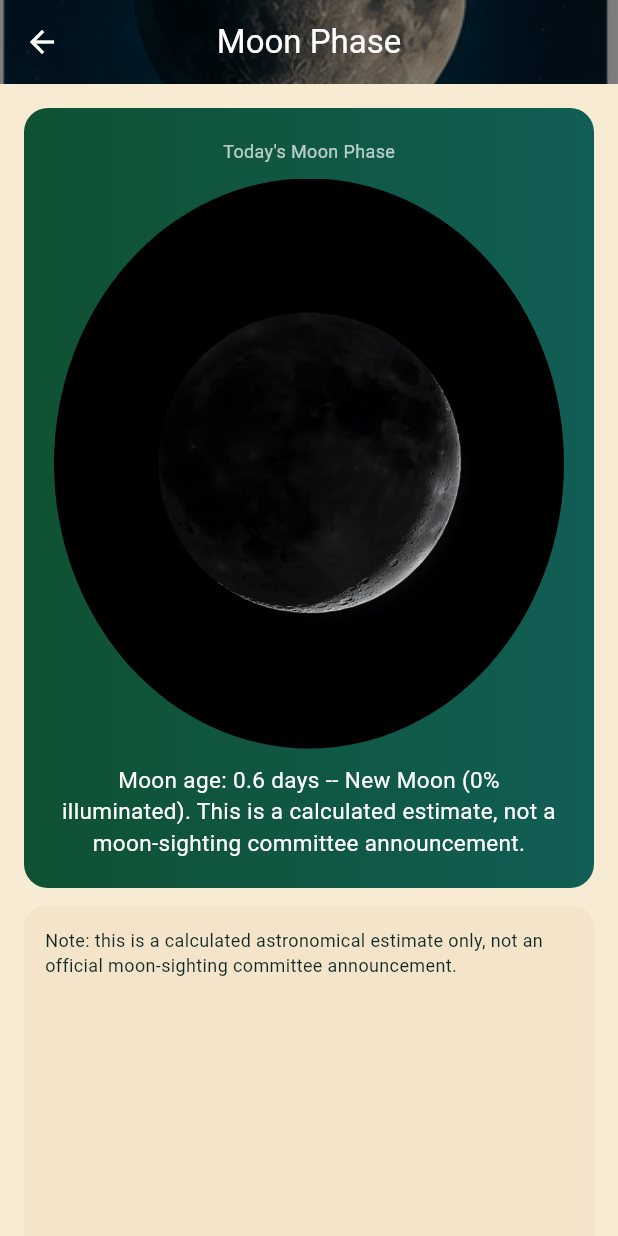
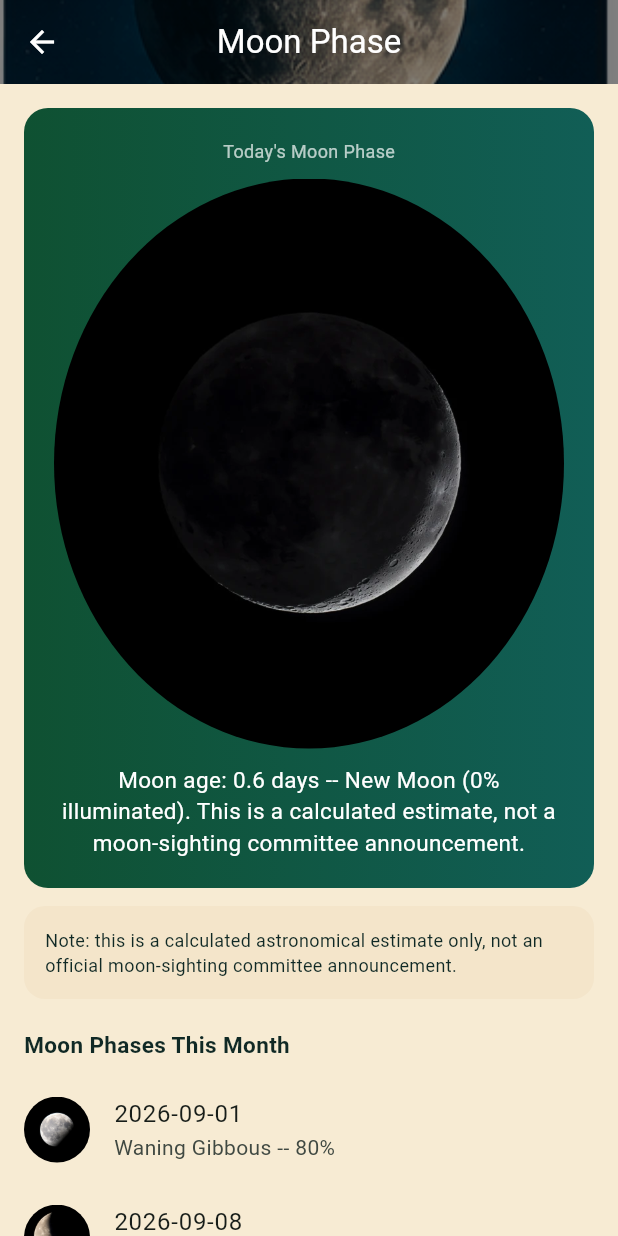
Before and after one commit to 9369702788/wirdi_v16.1.26, a Flutter app: the MoonScreen screen opened directly, on a phone screen of 412 x 824 dp. Run offline on Flutter 3.47's test engine with Material 3 defaults, Android fonts, the phone set to English and light mode, and no system bars; our stand-ins replace audio_service, audioplayers, camera, cloud_firestore, file_picker, firebase_auth and 12 more; missing offline and left inert: home_widget; accounts and stored records are empty; network calls fail; Roboto replaces fonts that are missing (Cairo).

Commit message:
Add files via upload

```diff
--- a/lib/features/home/home_dashboard_screen.dart
+++ b/lib/features/home/home_dashboard_screen.dart
@@ -892,7 +892,7 @@ class _MosaicBg extends StatefulWidget {
   final int col; // 0-indexed, 0..4
   final int row; // 0-indexed, 0..1
   final double opacity;
-  const _MosaicBg({required this.col, required this.row, this.opacity = 0.4, this.heightFactor = 0.5});
+  const _MosaicBg({required this.col, required this.row, this.opacity = 0.4});
 
   @override
   State<_MosaicBg> createState() => _MosaicBgState();
--- a/lib/features/moon/moon_screen.dart
+++ b/lib/features/moon/moon_screen.dart
@@ -54,7 +54,6 @@ class _MoonScreenState extends State<MoonScreen> {
               padding: const EdgeInsets.all(16),
               children: [
                 Container(
-                  constraints: const BoxConstraints(minHeight: 400),
                   width: double.infinity,
                   padding: const EdgeInsets.all(20),
                   decoration: BoxDecoration(gradient: LinearGradient(colors: [AppColors.primaryEmerald, const Color(0xFF115E56)]), borderRadius: BorderRadius.circular(16)),
@@ -73,7 +72,6 @@ class _MoonScreenState extends State<MoonScreen> {
                 ),
                 const SizedBox(height: 12),
                 Container(
-                  constraints: const BoxConstraints(minHeight: 400),
                   padding: const EdgeInsets.all(14),
                   decoration: BoxDecoration(color: AppColors.goldAccent.withValues(alpha: 0.1), borderRadius: BorderRadius.circular(14)),
                   child: Text(
@@ -229,10 +227,8 @@ class _MosaicBgState extends State<_MosaicBg> {
           if (img != null)
             CustomPaint(painter: _MosaicCellPainter(image: img, col: widget.col, row: widget.row))
           else
-            Container(
-                  constraints: const BoxConstraints(minHeight: 400),color: const Color(0xFF0F766E)),
-          Container(
-                  constraints: const BoxConstraints(minHeight: 400),color: Colors.black.withValues(alpha: widget.opacity)),
+            Container(color: const Color(0xFF0F766E)),
+          Container(color: Colors.black.withValues(alpha: widget.opacity)),
         ],
       ),
     );
--- a/lib/features/prayer/other_city_prayer_times_screen.dart
+++ b/lib/features/prayer/other_city_prayer_times_screen.dart
@@ -105,7 +105,6 @@ class _OtherCityPrayerTimesScreenState extends State<OtherCityPrayerTimesScreen>
   String _getMoonPhaseText() {
     final now = DateTime.now();
     final phase = (now.day % 29.5).toInt();
-
     if (phase < 2) return 'قمر جديد';
     if (phase < 8) return 'هلال متزايد';
     if (phase < 15) return 'بدر';
```
Also changed, not shown: lib/features/settings/settings_screen.dart (+5 -27 lines).
